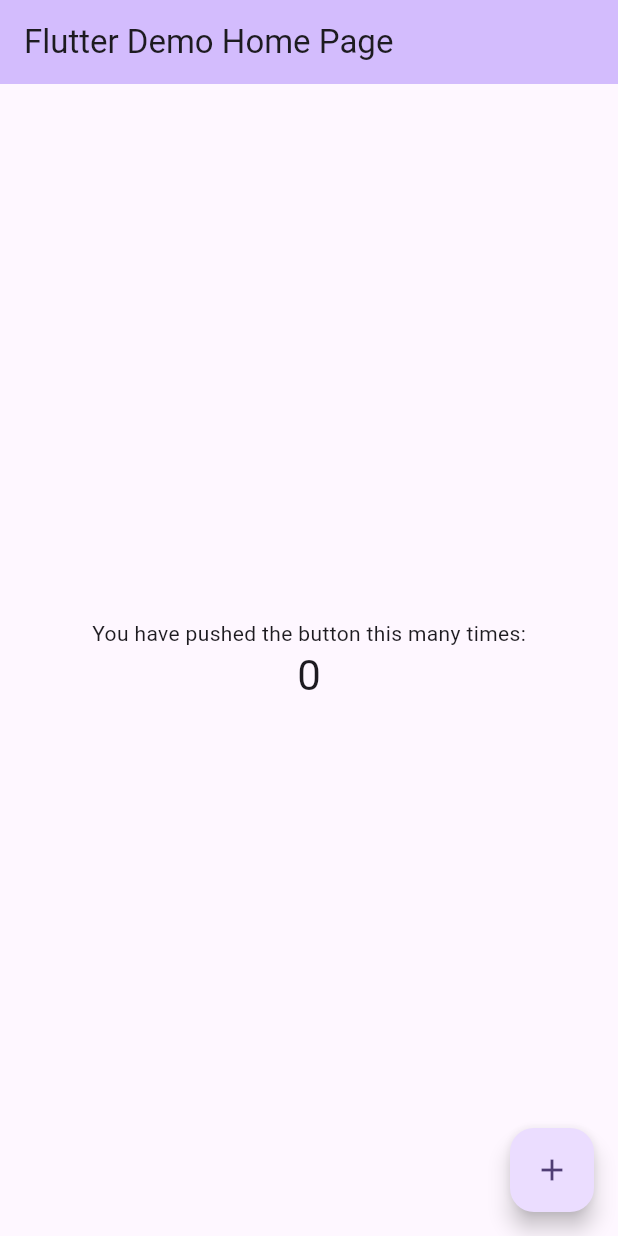
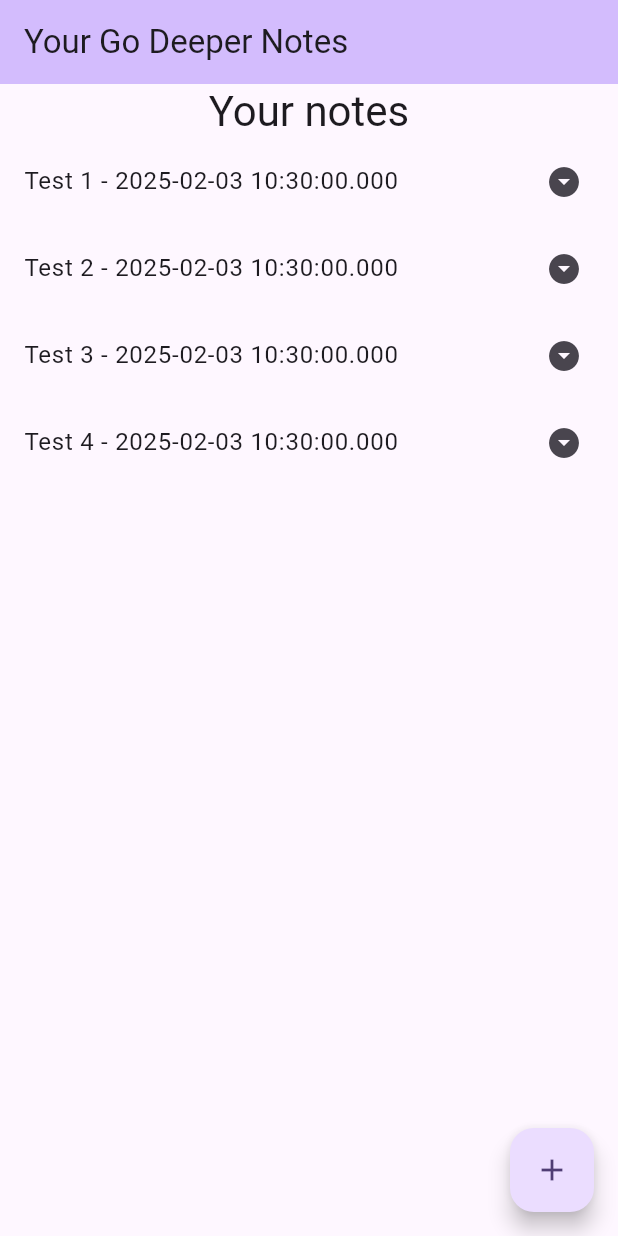
Before and after one commit to IAMlKeno/godeeper, a Flutter app: the screen it shows after launch, on a phone screen of 412 x 824 dp. Run offline on Flutter 3.47's test engine with Material 3 defaults, Android fonts, the phone set to English and light mode, and no system bars.

Commit message:
feat: display list of notes with expandable tiles

```diff
--- a/lib/main.dart
+++ b/lib/main.dart
@@ -1,4 +1,5 @@
 import 'package:flutter/material.dart';
+import 'package:godeeper/pages/all_notes.dart';
 
 void main() {
   runApp(const MyApp());
@@ -31,7 +32,8 @@ class MyApp extends StatelessWidget {
         colorScheme: ColorScheme.fromSeed(seedColor: Colors.deepPurple),
         useMaterial3: true,
       ),
-      home: const MyHomePage(title: 'Flutter Demo Home Page'),
+      // home: const MyHomePage(title: 'Flutter Demo Home Page'),
+      home: const MyNotesPage(title: 'Your Go Deeper Notes'),
     );
   }
 }
--- a/lib/models/note.dart
+++ b/lib/models/note.dart
@@ -42,7 +42,7 @@ class Note {
     return Note(
       title: map['title'] as String,
       body: map['body'] as String,
-      created: DateTime.fromMillisecondsSinceEpoch(map['created'] as int),
+      created: DateTime.now(),//parse(map['created']),
       owner: map['owner'] as String,
     );
   }
@@ -81,6 +81,24 @@ class Note {
       'body': "Some test body",
       'created': '1/1/2025',
       'owner': 'Someone T-85'
+    },
+    {
+      'title': "Test 2",
+      'body': "Lorem Ipsum is simply dummy text of the printing and typesetting industry. Lorem Ipsum has been the industry\'s standard dummy text ever since the 1500s, when an unknown printer took a galley of type and scrambled it to make a type specimen book. It has survived not only five centuries, but also the leap into electronic typesetting, remaining essentially unchanged. It was popularised in the 1960s with the release of Letraset sheets containing Lorem Ipsum passages, and more recently with desktop publishing software like Aldus PageMaker including versions of Lorem Ipsum.",
+      'created': '1/1/2025',
+      'owner': 'Someone T-85'
+    },
+    {
+      'title': "Test 3",
+      'body': "Lorem Ipsum is simply dummy text of the printing and typesetting industry. Lorem Ipsum has been the industry\'s standard dummy text ever since the 1500s, when an unknown printer took a galley of type and scrambled it to make a type specimen book. It has survived not only five centuries, but also the leap into electronic typesetting, remaining essentially unchanged. It was popularised in the 1960s with the release of Letraset sheets containing Lorem Ipsum passages, and more recently with desktop publishing software like Aldus PageMaker including versions of Lorem Ipsum.",
+      'created': '1/1/2025',
+      'owner': 'Someone T-85'
+    },
+    {
+      'title': "Test 4",
+      'body': "Lorem Ipsum is simply dummy text of the printing and typesetting industry. Lorem Ipsum has been the industry\'s standard dummy text ever since the 1500s, when an unknown printer took a galley of type and scrambled it to make a type specimen book. It has survived not only five centuries, but also the leap into electronic typesetting, remaining essentially unchanged. It was popularised in the 1960s with the release of Letraset sheets containing Lorem Ipsum passages, and more recently with desktop publishing software like Aldus PageMaker including versions of Lorem Ipsum.",
+      'created': '1/1/2025',
+      'owner': 'Someone T-85'
     }
   ];
 
--- a/lib/pages/all_notes.dart
+++ b/lib/pages/all_notes.dart
@@ -0,0 +1,68 @@
+import 'package:flutter/material.dart';
+import 'package:godeeper/models/note.dart';
+
+class MyNotesPage extends StatefulWidget {
+  const MyNotesPage({super.key, required this.title});
+
+  final String title;
+
+  @override
+  State<MyNotesPage> createState() => _MyNotesPageState();
+}
+
+class _MyNotesPageState extends State<MyNotesPage> {
+
+  Widget getNotes() {
+    List<Widget> notes = Note.testData.map((data) {
+      Note note = Note.fromMap(data);
+
+      return ExpansionTile(
+        title: Text('${note.title} - ${note.created.toString()}'),
+        trailing: const Icon(
+          Icons.arrow_drop_down_circle,
+        ),
+        children: [
+          ListTile(
+            title: Text(note.body),
+          )
+        ],
+      );
+    }).toList();
+
+    return Center(
+      child: Column(
+        children: notes,
+      ),
+    );
+  }
+
+  @override
+  Widget build(BuildContext context) {
+    return Scaffold(
+      appBar: AppBar(
+        backgroundColor: Theme.of(context).colorScheme.inversePrimary,
+        title: Text(widget.title),
+      ),
+      body: Center(
+        // child: Column(
+        child: ListView(
+          // mainAxisAlignment: MainAxisAlignment.center,
+          children: <Widget>[
+            Center(
+              child: Text(
+                'Your notes',
+                style: Theme.of(context).textTheme.headlineMedium,
+              ),
+            ),
+            getNotes(),
+          ],
+        ),
+      ),
+      floatingActionButton: FloatingActionButton(
+        onPressed: () => {},
+        tooltip: 'Add Note',
+        child: const Icon(Icons.add),
+      ),
+    );
+  }
+}
--- /dev/null
+++ b/lib/services/abstract/base_service.dart
@@ -0,0 +1,3 @@
+abstract class BaseService {
+
+}
--- a/lib/services/note_service.dart
+++ b/lib/services/note_service.dart
@@ -0,0 +1,20 @@
+import 'package:godeeper/models/note.dart';
+import 'package:godeeper/services/abstract/base_service.dart';
+
+class NoteService extends BaseService {
+
+  ///
+  /// Get a random note from a specified day
+  ///
+  Note getANote(DateTime date) => Note.fromMap(Note.testData[0]);
+
+  ///
+  ///Get a specific note by id
+  Note getNote(String id) => Note.fromMap(Note.testData[0]);
+
+  Note putANote(Note putNote) => Note.fromMap(putNote.toMap());
+  Note updateNote(Note putNote) => Note.fromMap(putNote.toMap());
+
+  bool deleteNote(String id) => false;
+
+}
```
